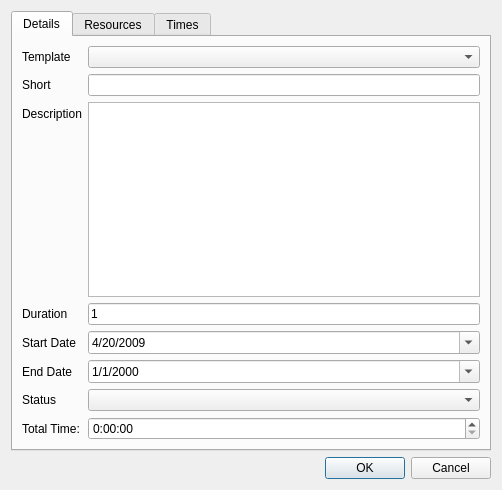
crossleyjuan/djon, file taskdialog.ui: the form before one commit.
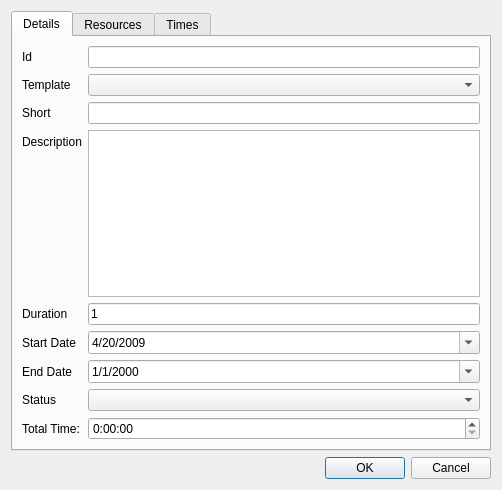
The form after the commit.

Diff of the .ui file:
```diff
--- a/taskdialog.ui
+++ b/taskdialog.ui
@@ -32,24 +32,24 @@
       <layout class="QHBoxLayout" name="horizontalLayout">
        <item>
         <layout class="QFormLayout" name="formLayout">
-         <item row="1" column="0">
+         <item row="2" column="0">
           <widget class="QLabel" name="label">
            <property name="text">
             <string>Short</string>
            </property>
           </widget>
          </item>
-         <item row="1" column="1">
+         <item row="2" column="1">
           <widget class="QLineEdit" name="shortDescription"/>
          </item>
-         <item row="2" column="0">
+         <item row="3" column="0">
           <widget class="QLabel" name="label_2">
            <property name="text">
             <string>Description</string>
            </property>
           </widget>
          </item>
-         <item row="2" column="1">
+         <item row="3" column="1">
           <widget class="QTextEdit" name="description">
            <property name="html">
             <string>&lt;!DOCTYPE HTML PUBLIC &quot;-//W3C//DTD HTML 4.0//EN&quot; &quot;http://www.w3.org/TR/REC-html40/strict.dtd&quot;&gt;
@@ -60,28 +60,28 @@
            </property>
           </widget>
          </item>
-         <item row="3" column="0">
+         <item row="4" column="0">
           <widget class="QLabel" name="label_3">
            <property name="text">
             <string>Duration</string>
            </property>
           </widget>
          </item>
-         <item row="3" column="1">
+         <item row="4" column="1">
           <widget class="QLineEdit" name="duration">
            <property name="text">
             <string>1</string>
            </property>
           </widget>
          </item>
-         <item row="4" column="0">
+         <item row="5" column="0">
           <widget class="QLabel" name="label_4">
            <property name="text">
             <string>Start Date</string>
            </property>
           </widget>
          </item>
-         <item row="4" column="1">
+         <item row="5" column="1">
           <widget class="QDateEdit" name="startDate">
            <property name="displayFormat">
             <string>M/d/yyyy</string>
@@ -98,14 +98,14 @@
            </property>
           </widget>
          </item>
-         <item row="5" column="0">
+         <item row="6" column="0">
           <widget class="QLabel" name="label_5">
            <property name="text">
             <string>End Date</string>
            </property>
           </widget>
          </item>
-         <item row="5" column="1">
+         <item row="6" column="1">
           <widget class="QDateEdit" name="endDate">
            <property name="displayFormat">
             <string>M/d/yyyy</string>
@@ -115,34 +115,34 @@
            </property>
           </widget>
          </item>
-         <item row="6" column="0">
+         <item row="7" column="0">
           <widget class="QLabel" name="label_6">
            <property name="text">
             <string>Status</string>
            </property>
           </widget>
          </item>
-         <item row="6" column="1">
+         <item row="7" column="1">
           <widget class="QComboBox" name="status"/>
          </item>
-         <item row="0" column="1">
+         <item row="1" column="1">
           <widget class="QComboBox" name="cboTemplate"/>
          </item>
-         <item row="0" column="0">
+         <item row="1" column="0">
           <widget class="QLabel" name="label_7">
            <property name="text">
             <string>Template</string>
            </property>
           </widget>
          </item>
-         <item row="7" column="0">
+         <item row="8" column="0">
           <widget class="QLabel" name="label_8">
            <property name="text">
             <string>Total Time:</string>
            </property>
           </widget>
          </item>
-         <item row="7" column="1">
+         <item row="8" column="1">
           <widget class="QTimeEdit" name="totalTime">
            <property name="displayFormat">
             <string>h:mm:ss</string>
@@ -152,6 +152,16 @@
            </property>
           </widget>
          </item>
+         <item row="0" column="0">
+          <widget class="QLabel" name="label_11">
+           <property name="text">
+            <string>Id</string>
+           </property>
+          </widget>
+         </item>
+         <item row="0" column="1">
+          <widget class="QLineEdit" name="id"/>
+         </item>
         </layout>
        </item>
       </layout>
```
